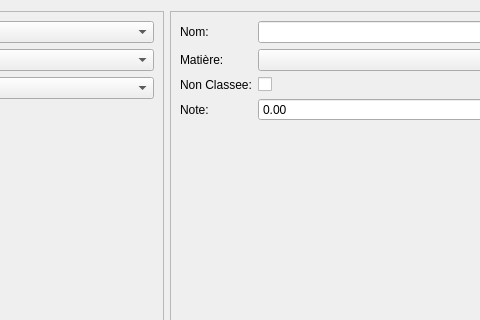
First picture: the form in notespage.ui, repository self-root/lycee, before the edit; both pictures show x 238 to 718 and y 0 to 320 of the 809 by 524 pixel window.
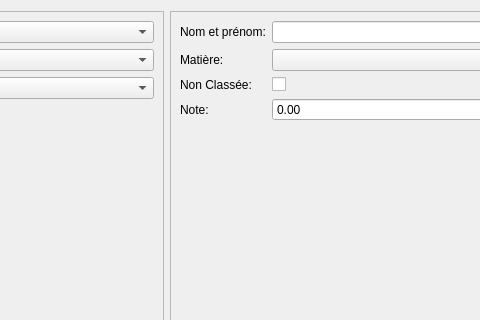
Second picture: the form after the edit.

The edit to the form file:
```diff
--- a/notespage.ui
+++ b/notespage.ui
@@ -141,7 +141,7 @@
                 <item row="0" column="0">
                  <widget class="QLabel" name="label_3">
                   <property name="text">
-                   <string>Nom:</string>
+                   <string>Nom et prénom:</string>
                   </property>
                  </widget>
                 </item>
@@ -165,7 +165,7 @@
                 <item row="2" column="0">
                  <widget class="QLabel" name="label_5">
                   <property name="text">
-                   <string>Non Classee:</string>
+                   <string>Non Classée:</string>
                   </property>
                  </widget>
                 </item>
```
